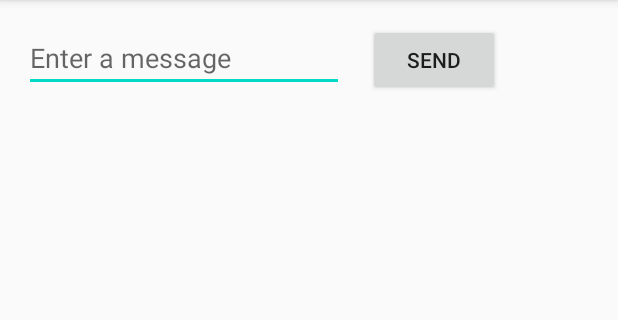
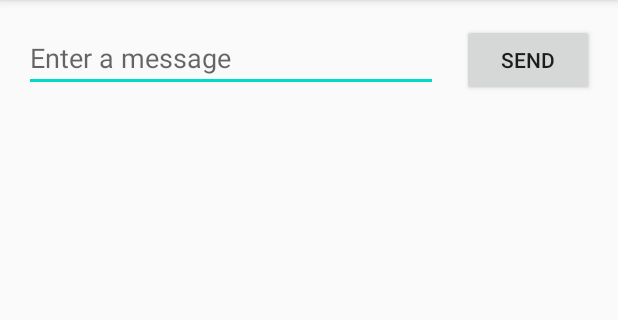
Before and after one commit to alan1tavares/MyFirstApp, an Android app: the screen it shows after launch (MainActivity), on a phone screen of 412 x 824 dp, the part 84-404 px from its top. Run offline under Robolectric (Android 15) with nearby library versions, the phone set to English and light mode, and no system bars.

Commit message:
:sparkles: Finalizado a parte "Criar um IU simples"
Dados inicio a parte "Iniciar outra atividade"

```diff
--- a/app/src/main/java/com/example/myfirstapp/MainActivity.java
+++ b/app/src/main/java/com/example/myfirstapp/MainActivity.java
@@ -2,6 +2,7 @@ package com.example.myfirstapp;
 
 import androidx.appcompat.app.AppCompatActivity;
 import android.os.Bundle;
+import android.view.View;
 
 public class MainActivity extends AppCompatActivity {
 
@@ -10,4 +11,9 @@ public class MainActivity extends AppCompatActivity {
         super.onCreate(savedInstanceState);
         setContentView(R.layout.activity_main);
     }
+
+    public void sendMessage(View view) {
+
+    }
+
 }
--- a/app/src/main/res/layout/activity_main.xml
+++ b/app/src/main/res/layout/activity_main.xml
@@ -1,21 +1,22 @@
 <?xml version="1.0" encoding="utf-8"?>
-<androidx.constraintlayout.widget.ConstraintLayout
-    xmlns:android="http://schemas.android.com/apk/res/android"
+<androidx.constraintlayout.widget.ConstraintLayout xmlns:android="http://schemas.android.com/apk/res/android"
+    xmlns:app="http://schemas.android.com/apk/res-auto"
     xmlns:tools="http://schemas.android.com/tools"
-    xmlns:app="http://schemas.android.com/apk/res-auto"
     android:layout_width="match_parent"
     android:layout_height="match_parent"
     tools:context=".MainActivity">
 
     <EditText
         android:id="@+id/editTextTextPersonName3"
-        android:layout_width="wrap_content"
+        android:layout_width="0dp"
         android:layout_height="wrap_content"
         android:layout_marginStart="16dp"
         android:layout_marginTop="16dp"
         android:ems="10"
         android:hint="@string/edit_message"
         android:inputType="textPersonName"
+        app:layout_constraintEnd_toStartOf="@+id/button2"
+        app:layout_constraintHorizontal_bias="0.50"
         app:layout_constraintStart_toStartOf="parent"
         app:layout_constraintTop_toTopOf="parent" />
 
@@ -24,7 +25,11 @@
         android:layout_width="wrap_content"
         android:layout_height="wrap_content"
         android:layout_marginStart="16dp"
+        android:layout_marginEnd="16dp"
+        android:onClick="sendMessage"
         android:text="@string/button_send"
         app:layout_constraintBaseline_toBaselineOf="@+id/editTextTextPersonName3"
+        app:layout_constraintEnd_toEndOf="parent"
+        app:layout_constraintHorizontal_bias="0.5"
         app:layout_constraintStart_toEndOf="@+id/editTextTextPersonName3" />
 </androidx.constraintlayout.widget.ConstraintLayout>
```
